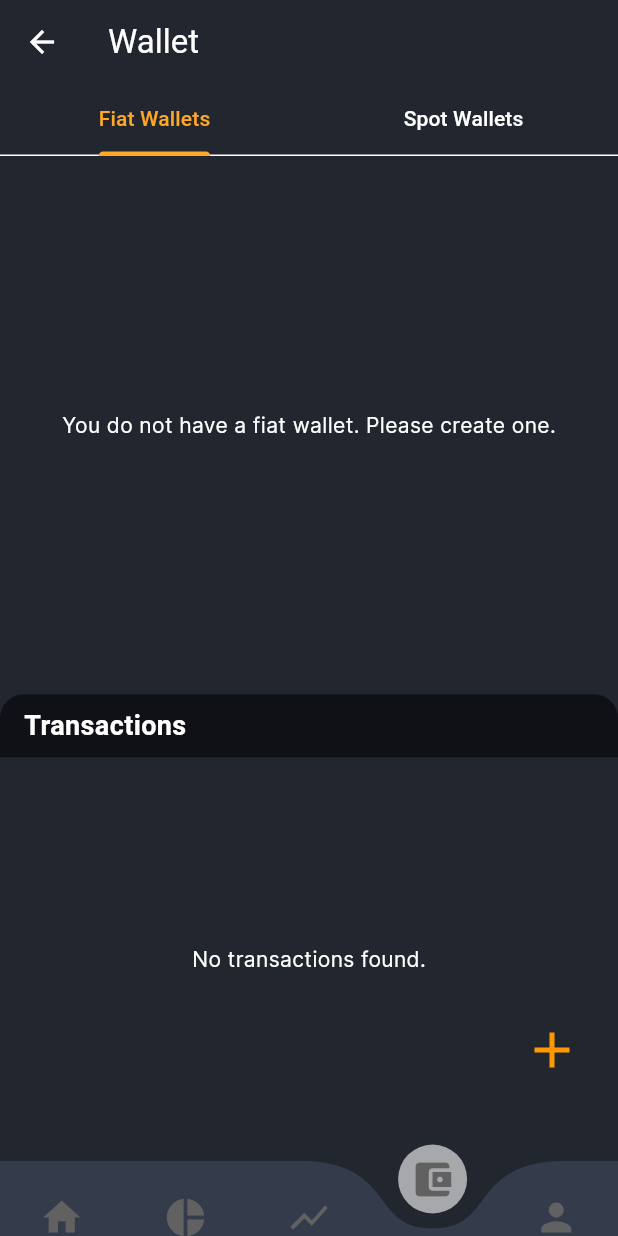
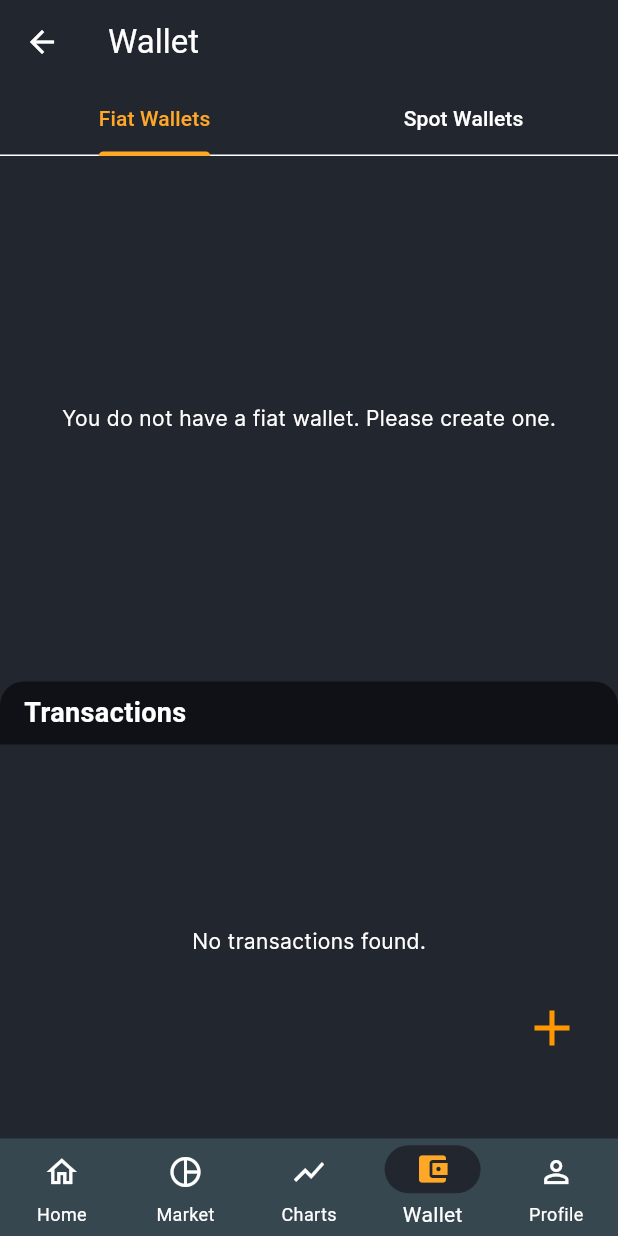
Before and after one commit to john5514/bababab, a Flutter app: the HomeView screen opened by its route, item 4 of the bottom bar chosen, on a phone screen of 412 x 824 dp. Run offline on Flutter 3.47's test engine with Material 3 defaults, Android fonts, the phone set to English and light mode, and no system bars; drawn by our look-alikes of curved_navigation_bar; our stand-ins replace another_flushbar, dropdown_button2, fl_chart, flutter_xlider, get, image_picker and 7 more; missing offline and left inert: flutter_stripe, http_client_helper, k_chart; accounts and stored records are empty; network calls fail.

Commit message:
Update home_screen.dart

```diff
--- a/lib/views/home_screen.dart
+++ b/lib/views/home_screen.dart
@@ -1,22 +1,15 @@
-import 'package:bicrypto/Controllers/Auth/login_controller.dart';
 import 'package:bicrypto/Controllers/home_controller.dart'; // <-- Import HomeController
-import 'package:bicrypto/views/Auth/profile/changepassword_screen.dart';
-import 'package:bicrypto/views/Auth/profile/profile_view.dart';
 import 'package:bicrypto/views/Auth/profile/tabbar.dart';
-import 'package:bicrypto/views/Auth/profile/two_step_verification_screen.dart';
 import 'package:bicrypto/views/market/markethome.dart';
 import 'package:bicrypto/views/news/news_screen.dart';
 import 'package:bicrypto/views/wallet_view.dart'; // <-- Import WalletView
 import 'package:bicrypto/views/webview/fiat.dart';
-import 'package:curved_navigation_bar/curved_navigation_bar.dart';
 import 'package:flutter/material.dart';
 import 'package:get/get.dart';
 import 'package:bicrypto/Style/styles.dart';
 
 class HomeView extends StatelessWidget {
-  final LoginController loginController = Get.find();
-  final HomeController homeController =
-      Get.put(HomeController()); // <-- Initialize HomeController
+  final HomeController homeController = Get.find();
 
   final List<Widget> _children = [
     NewsWidget(),
@@ -30,43 +23,80 @@ class HomeView extends StatelessWidget {
 
   @override
   Widget build(BuildContext context) {
+    // Using the appTheme for consistent styling
+    ThemeData theme = appTheme;
+
     return Scaffold(
-      backgroundColor: appTheme.scaffoldBackgroundColor,
+      backgroundColor: theme.scaffoldBackgroundColor,
       body: Obx(
         () => IndexedStack(
-          index: homeController.currentTabIndex.value, // <-- Use HomeController
+          index: homeController.currentTabIndex.value,
           children: _children,
         ),
       ),
-
-      //make logout button
-
       bottomNavigationBar: Obx(
-        () => CurvedNavigationBar(
-          height: 50.0,
-          animationDuration: const Duration(milliseconds: 300),
-          animationCurve: Curves.easeInOut,
-          index: homeController.currentTabIndex.value, // <-- Use HomeController
-          backgroundColor: appTheme.scaffoldBackgroundColor,
-          items: <Widget>[
-            Icon(Icons.home, size: 30, color: appTheme.secondaryHeaderColor),
-            Icon(Icons.pie_chart,
-                size: 30, color: appTheme.secondaryHeaderColor),
-            // Icon(Icons.swap_horiz,
-            //     size: 30, color: appTheme.secondaryHeaderColor),
-            Icon(Icons.show_chart,
-                size: 30, color: appTheme.secondaryHeaderColor),
-            Icon(Icons.account_balance_wallet,
-                size: 30, color: appTheme.secondaryHeaderColor),
-            Icon(Icons.person, size: 30, color: appTheme.secondaryHeaderColor),
-          ],
-          onTap: (index) {
-            homeController.changeTabIndex(index);
-          },
-
-          color: Color.fromARGB(255, 52, 59, 75),
-          buttonBackgroundColor: appTheme.hintColor,
-          letIndexChange: (index) => true,
+        () => NavigationBarTheme(
+          data: NavigationBarThemeData(
+            // Customizing label behavior and icons
+            labelTextStyle:
+                MaterialStateProperty.resolveWith((Set<MaterialState> states) {
+              final bool isSelected = states.contains(MaterialState.selected);
+              return TextStyle(
+                fontSize: isSelected ? 14 : 12,
+                color: isSelected
+                    ? theme.colorScheme.onPrimary
+                    : theme.colorScheme.onSurface,
+              );
+            }),
+            iconTheme:
+                MaterialStateProperty.resolveWith((Set<MaterialState> states) {
+              final bool isSelected = states.contains(MaterialState.selected);
+              return IconThemeData(
+                size: 24,
+                color: isSelected
+                    ? theme.colorScheme.primary
+                    : theme.colorScheme.onSurface,
+              );
+            }),
+            // Set height using padding around NavigationBar destinations
+            height: 65, // Adjust to your preference
+            backgroundColor: theme.colorScheme.surface, // Match your dark theme
+            indicatorColor: theme
+                .colorScheme.background, // Indicator is the secondary color
+          ),
+          child: NavigationBar(
+            selectedIndex: homeController.currentTabIndex.value,
+            onDestinationSelected: (index) {
+              homeController.changeTabIndex(index);
+            },
+            destinations: const [
+              NavigationDestination(
+                icon: Icon(Icons.home_outlined),
+                selectedIcon: Icon(Icons.home),
+                label: 'Home',
+              ),
+              NavigationDestination(
+                icon: Icon(Icons.pie_chart_outline),
+                selectedIcon: Icon(Icons.pie_chart),
+                label: 'Market',
+              ),
+              NavigationDestination(
+                icon: Icon(Icons.show_chart),
+                selectedIcon: Icon(Icons.show_chart),
+                label: 'Charts',
+              ),
+              NavigationDestination(
+                icon: Icon(Icons.account_balance_wallet_outlined),
+                selectedIcon: Icon(Icons.account_balance_wallet),
+                label: 'Wallet',
+              ),
+              NavigationDestination(
+                icon: Icon(Icons.person_outline),
+                selectedIcon: Icon(Icons.person),
+                label: 'Profile',
+              ),
+            ],
+          ),
         ),
       ),
     );
```
